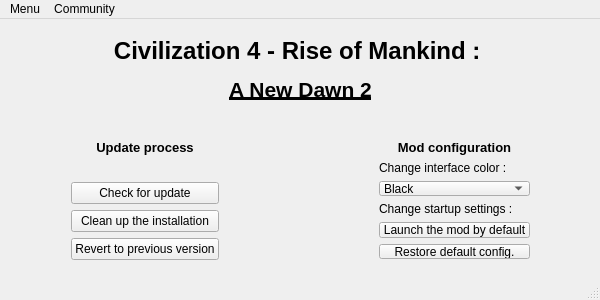
The window that mainwindow.ui (dbkblk/rand_launcher) describes before a commit, drawn with Qt 5.
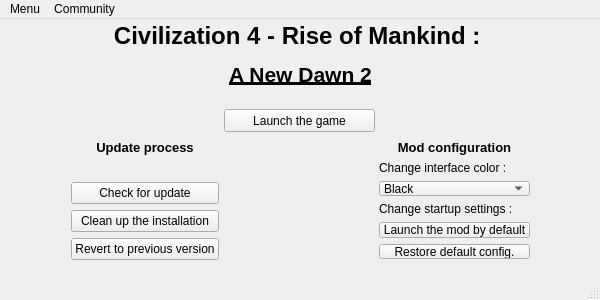
The same window after the commit.

Diff of the .ui file:
```diff
--- a/mainwindow.ui
+++ b/mainwindow.ui
@@ -39,7 +39,7 @@
     <property name="geometry">
      <rect>
       <x>0</x>
-      <y>15</y>
+      <y>0</y>
       <width>601</width>
       <height>71</height>
      </rect>
@@ -203,6 +203,19 @@
      </item>
     </layout>
    </widget>
+   <widget class="QPushButton" name="pushButton">
+    <property name="geometry">
+     <rect>
+      <x>224</x>
+      <y>90</y>
+      <width>151</width>
+      <height>23</height>
+     </rect>
+    </property>
+    <property name="text">
+     <string>Launch the game</string>
+    </property>
+   </widget>
   </widget>
   <widget class="QMenuBar" name="menuBar">
    <property name="geometry">
```
